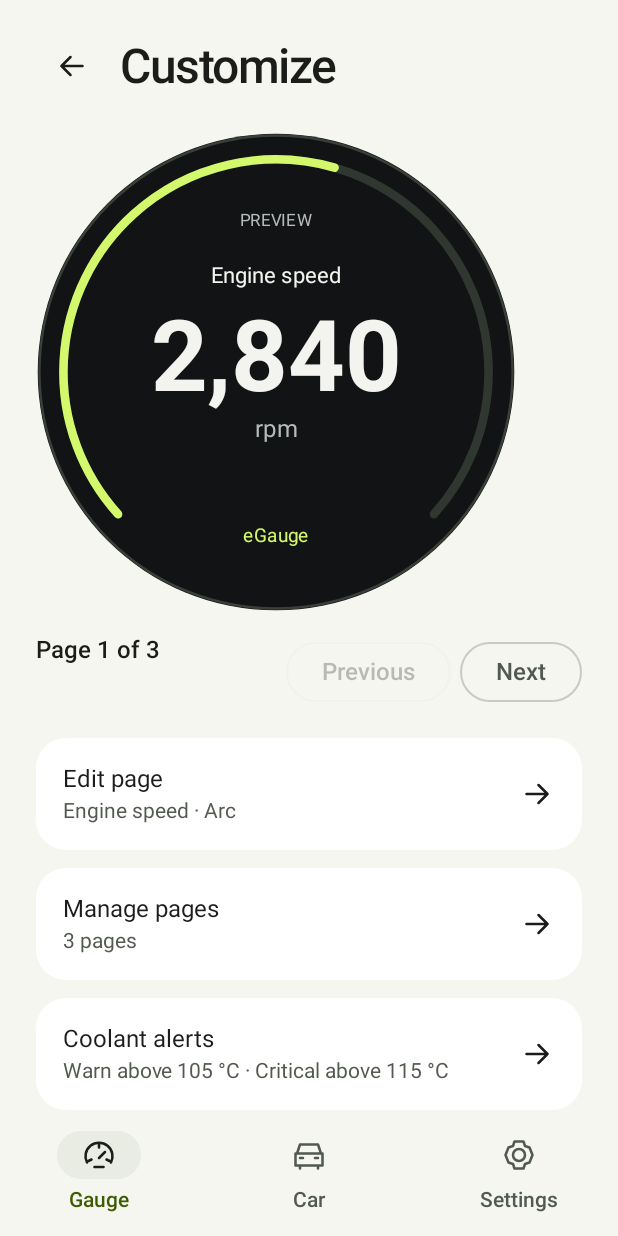
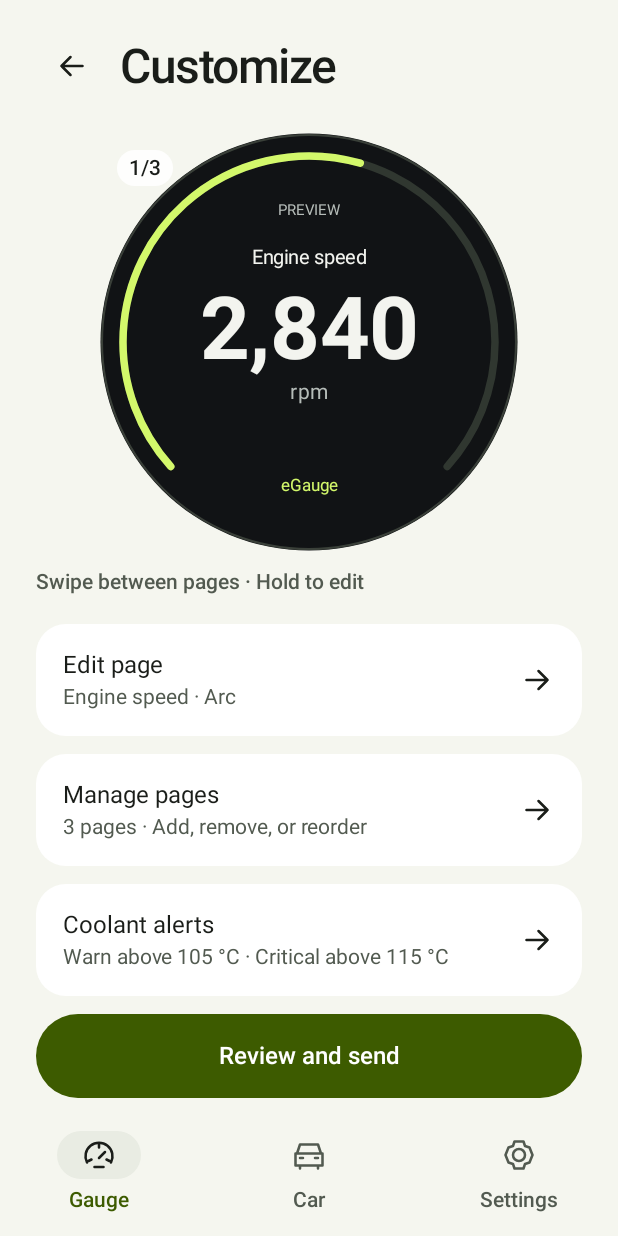
Before and after one commit to lstepnio/ESP32OBD2, an Android app built with Jetpack Compose: the screen it shows after launch (MainActivity), after a tap on "Customize", on a phone screen of 412 x 824 dp. Run offline under Robolectric (Android 15) with nearby library versions, the phone set to English and light mode, and no system bars; our stand-ins replace Material 3 Expressive styles (plain Material 3 is drawn); pictures from the network do not load.

Commit message:
feat(android): clarify gauge page management

```diff
--- a/android/app/src/main/java/com/lstepnio/egauge/ui/customize/DashboardEditorScreen.kt
+++ b/android/app/src/main/java/com/lstepnio/egauge/ui/customize/DashboardEditorScreen.kt
@@ -1,11 +1,19 @@
 package com.lstepnio.egauge.ui.customize
 
+import androidx.compose.foundation.ExperimentalFoundationApi
+import androidx.compose.foundation.combinedClickable
 import androidx.compose.foundation.horizontalScroll
 import androidx.compose.foundation.layout.*
+import androidx.compose.foundation.pager.HorizontalPager
+import androidx.compose.foundation.pager.rememberPagerState
 import androidx.compose.foundation.rememberScrollState
 import androidx.compose.material3.*
 import androidx.compose.runtime.*
+import androidx.compose.ui.Alignment
 import androidx.compose.ui.Modifier
+import androidx.compose.ui.platform.testTag
+import androidx.compose.ui.semantics.contentDescription
+import androidx.compose.ui.semantics.semantics
 import androidx.compose.ui.unit.dp
 import com.lstepnio.egauge.GaugeLayout
 import com.lstepnio.egauge.core.designsystem.*
@@ -40,30 +48,56 @@ fun DashboardEditorScreen(state: CustomizeUiState, destination: Int, onDestinati
     }
 }
 
+@OptIn(ExperimentalFoundationApi::class)
 @Composable
 private fun Dashboard(state: CustomizeUiState, current: PageUi, onDestination: (Int) -> Unit, onBack: () -> Unit,
                       actions: CustomizeActions) {
+    val pager = rememberPagerState(initialPage = state.editingPage.coerceIn(0, state.pages.lastIndex), pageCount = { state.pages.size })
+    LaunchedEffect(state.editingPage, state.pages.size) {
+        val selected = state.editingPage.coerceIn(0, state.pages.lastIndex)
+        if (pager.currentPage != selected) pager.scrollToPage(selected)
+    }
+    LaunchedEffect(pager.currentPage) {
+        if (pager.currentPage != state.editingPage) actions.selectPage(pager.currentPage)
+    }
     ScreenTitle("Customize", onBack = onBack)
     ResponsivePanels(first = {
-        Column(verticalArrangement = Arrangement.spacedBy(16.dp)) {
-            RoundPreview(current.preview)
-            Row(Modifier.fillMaxWidth(), horizontalArrangement = Arrangement.SpaceBetween) {
-                Text("Page ${state.editingPage + 1} of ${state.pages.size}", style = MaterialTheme.typography.labelLarge)
-                Row(horizontalArrangement = Arrangement.spacedBy(6.dp)) {
-                    OutlinedButton({ actions.selectPage(state.editingPage - 1) }, enabled = state.editingPage > 0) { Text("Previous") }
-                    OutlinedButton({ actions.selectPage(state.editingPage + 1) }, enabled = state.editingPage < state.pages.lastIndex) { Text("Next") }
+        Column(verticalArrangement = Arrangement.spacedBy(12.dp)) {
+            HorizontalPager(pager, modifier = Modifier.fillMaxWidth().testTag("page-carousel")) { index ->
+                Box(Modifier.fillMaxWidth(), contentAlignment = Alignment.Center) {
+                    CustomizePreviewPage(state.pages[index], index, state.pages.size) { onDestination(1) }
                 }
             }
+            Text("Swipe between pages · Hold to edit", modifier = Modifier.fillMaxWidth(),
+                style = MaterialTheme.typography.labelMedium, color = MaterialTheme.colorScheme.onSurfaceVariant)
         }
     }, second = {
         Column(verticalArrangement = Arrangement.spacedBy(12.dp)) {
             SettingsRow("Edit page", "${current.readingName} · ${current.layout.label}", state.editingEnabled) { onDestination(1) }
-            SettingsRow("Manage pages", "${state.pages.size} pages", state.editingEnabled) { onDestination(2) }
+            SettingsRow("Manage pages", "${state.pages.size} pages · Add, remove, or reorder", state.editingEnabled) { onDestination(2) }
             SettingsRow("Coolant alerts", "Warn above ${state.warning} °C · Critical above ${state.critical} °C", state.editingEnabled) { onDestination(3) }
             state.blockers.firstOrNull()?.let { StatusCard(StatusUi("Check your settings", it, StatusTone.Error)) }
             PrimaryAction("Review and send", { onDestination(4) }, enabled = state.editingEnabled)
         }
     })
+}
+
+@OptIn(ExperimentalFoundationApi::class)
+@Composable
+private fun CustomizePreviewPage(page: PageUi, index: Int, total: Int, onEdit: () -> Unit) {
+    Box(Modifier.widthIn(max = 280.dp).fillMaxWidth().combinedClickable(
+        onClick = {}, onLongClick = onEdit, onLongClickLabel = "Edit ${page.name}"
+    ).semantics(mergeDescendants = true) {
+        contentDescription = "Page ${index + 1} of $total, ${page.name}. Swipe to change page. Hold to edit."
+    }) {
+        RoundPreview(page.preview, Modifier.fillMaxWidth())
+        Surface(shape = MaterialTheme.shapes.small, color = MaterialTheme.colorScheme.surface.copy(alpha = .9f),
+            contentColor = MaterialTheme.colorScheme.onSurface,
+            modifier = Modifier.align(Alignment.TopStart).padding(12.dp)) {
+            Text("${index + 1}/$total", style = MaterialTheme.typography.labelMedium,
+                modifier = Modifier.padding(horizontal = 8.dp, vertical = 4.dp))
+        }
+    }
 }
 
 @OptIn(ExperimentalLayoutApi::class)
@@ -96,21 +130,26 @@ private fun PageEditor(state: CustomizeUiState, current: PageUi, onDone: () -> U
 @Composable
 private fun PageManager(state: CustomizeUiState, current: PageUi, onDone: () -> Unit, actions: CustomizeActions) {
     ScreenTitle("Manage pages", onBack = onDone)
-    Text("Choose a page to edit or change the order.", style = MaterialTheme.typography.bodyMedium,
+    Text("Add a page, remove one, or put them in the order you want.", style = MaterialTheme.typography.bodyMedium,
         color = MaterialTheme.colorScheme.onSurfaceVariant)
+    OutlinedButton(actions.addPage, enabled = state.editingEnabled && state.pages.size < 8, modifier = Modifier.fillMaxWidth()) {
+        Text("Add page")
+    }
+    SectionTitle("Pages")
     state.pages.forEachIndexed { index, page ->
         Panel {
             Text("${index + 1}. ${page.readingName}", style = MaterialTheme.typography.titleMedium)
             Text(page.layout.label, style = MaterialTheme.typography.bodyMedium)
             Row(horizontalArrangement = Arrangement.spacedBy(8.dp)) {
-                TextButton({ actions.selectPage(index); onDone() }) { Text("Edit") }
-                TextButton({ actions.movePage(index, -1) }, enabled = index > 0) { Text("Move earlier") }
-                TextButton({ actions.movePage(index, 1) }, enabled = index < state.pages.lastIndex) { Text("Move later") }
-                TextButton({ actions.removePage(index) }, enabled = state.pages.size > 1) { Text("Remove") }
+                TextButton({ actions.selectPage(index); onDone() }) { Text("Edit page") }
+                TextButton({ actions.removePage(index) }, enabled = state.editingEnabled && state.pages.size > 1) { Text("Remove page") }
+            }
+            Row(horizontalArrangement = Arrangement.spacedBy(8.dp)) {
+                OutlinedButton({ actions.movePage(index, -1) }, enabled = state.editingEnabled && index > 0) { Text("Move earlier") }
+                OutlinedButton({ actions.movePage(index, 1) }, enabled = state.editingEnabled && index < state.pages.lastIndex) { Text("Move later") }
             }
         }
     }
-    OutlinedButton(actions.addPage, enabled = state.editingEnabled && state.pages.size < 8, modifier = Modifier.fillMaxWidth()) { Text("Add page") }
     PrimaryAction("Done", onDone)
 }
 
```
Also changed, not shown: 6 other files.
